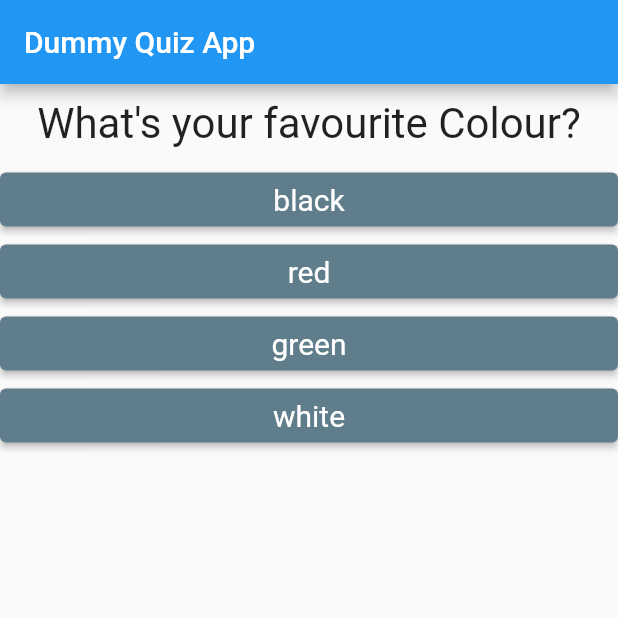
After one commit to sachin96Boy/flutter-demo-quiz-app, a Flutter app: the screen it shows after launch, on a phone screen of 412 x 824 dp, the top half of it. The commit adds this screen. Run offline on Flutter 3.47's test engine with Material 2 defaults, Android fonts, the phone set to English and light mode, and no system bars; missing offline and left inert: dart:ffi.

Commit message:
chor: spllitingthe papp logic in to widgets

```diff
--- a/lib/main.dart
+++ b/lib/main.dart
@@ -1,4 +1,6 @@
 import 'package:demo_app/answer.dart';
+import 'package:demo_app/quiz.dart';
+import 'package:demo_app/result.dart';
 import 'package:flutter/material.dart';
 import 'package:demo_app/question.dart';
 
@@ -14,7 +16,7 @@ class MyApp extends StatefulWidget {
 }
 
 class _MyAppState extends State<MyApp> {
-  var quetions = [
+  final _quetions = [
     {
       'questionText': "What's your favourite Colour?",
       'answer': ['black', 'red', 'green', 'white']
@@ -35,7 +37,7 @@ class _MyAppState extends State<MyApp> {
   ];
   var _questionIndex = 0;
 
-  void answerChoosen() {
+  void _answerChoosen() {
     setState(() {
       _questionIndex = _questionIndex + 1;
     });
@@ -63,37 +65,12 @@ class _MyAppState extends State<MyApp> {
           appBar: AppBar(
             title: const Text("Dummy Quiz App"),
           ),
-          body: _questionIndex < quetions.length
-              ? Column(children: [
-                  Question(
-                      questionText:
-                          quetions[_questionIndex]['questionText'].toString()),
-                  // comment out old buttons
-                  // ElevatedButton(
-                  //   onPressed: answerChoosen,
-                  //   child: const Text("Answer 1"),
-                  // ),
-                  // ElevatedButton(
-                  //   onPressed: answerChoosen,
-                  //   child: const Text("Answer 2"),
-                  // ),
-                  // ElevatedButton(
-                  //   onPressed: answerChoosen,
-                  //   child: const Text("Answer 3"),
-                  // ),
-                  // // new buttons
-                  ...(quetions[_questionIndex]['answer'] as List<String>)
-                      .map((e) => Answer(
-                            selectHandler: answerChoosen,
-                            answerText: e.toString(),
-                          ))
-                      .toList()
-                ])
-              : const Center(
-                  child: Text(
-                    ("You done It"),
-                  ),
-                ),
+          body: _questionIndex < _quetions.length
+              ? Quiz(
+                  questionIndex: _questionIndex,
+                  questions: _quetions,
+                  answerChoosen: _answerChoosen)
+              : const Result(),
         ));
   }
 }
--- /dev/null
+++ b/lib/quiz.dart
@@ -0,0 +1,45 @@
+import 'dart:ffi';
+
+import 'package:flutter/material.dart';
+
+import 'package:demo_app/answer.dart';
+import 'package:demo_app/question.dart';
+
+class Quiz extends StatelessWidget {
+  final int questionIndex;
+  final List<Map<String, Object>> questions;
+  final VoidCallback answerChoosen;
+  const Quiz(
+      {super.key,
+      required this.questionIndex,
+      required this.questions,
+      required this.answerChoosen});
+
+  @override
+  Widget build(BuildContext context) {
+    return Column(children: [
+      Question(
+          questionText: questions[questionIndex]['questionText'].toString()),
+      // comment out old buttons
+      // ElevatedButton(
+      //   onPressed: answerChoosen,
+      //   child: const Text("Answer 1"),
+      // ),
+      // ElevatedButton(
+      //   onPressed: answerChoosen,
+      //   child: const Text("Answer 2"),
+      // ),
+      // ElevatedButton(
+      //   onPressed: answerChoosen,
+      //   child: const Text("Answer 3"),
+      // ),
+      // // new buttons
+      ...(questions[questionIndex]['answer'] as List<String>)
+          .map((e) => Answer(
+                selectHandler: answerChoosen,
+                answerText: e.toString(),
+              ))
+          .toList()
+    ]);
+  }
+}
```
Also changed, not shown: lib/result.dart (added, +14 -0 lines).
